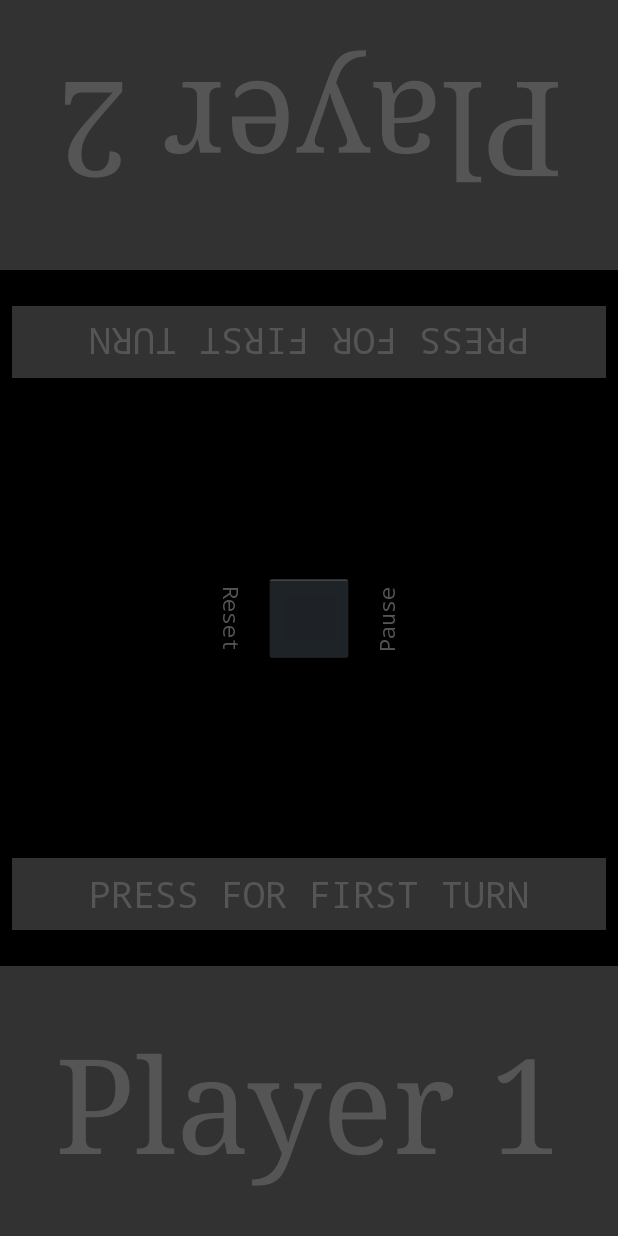
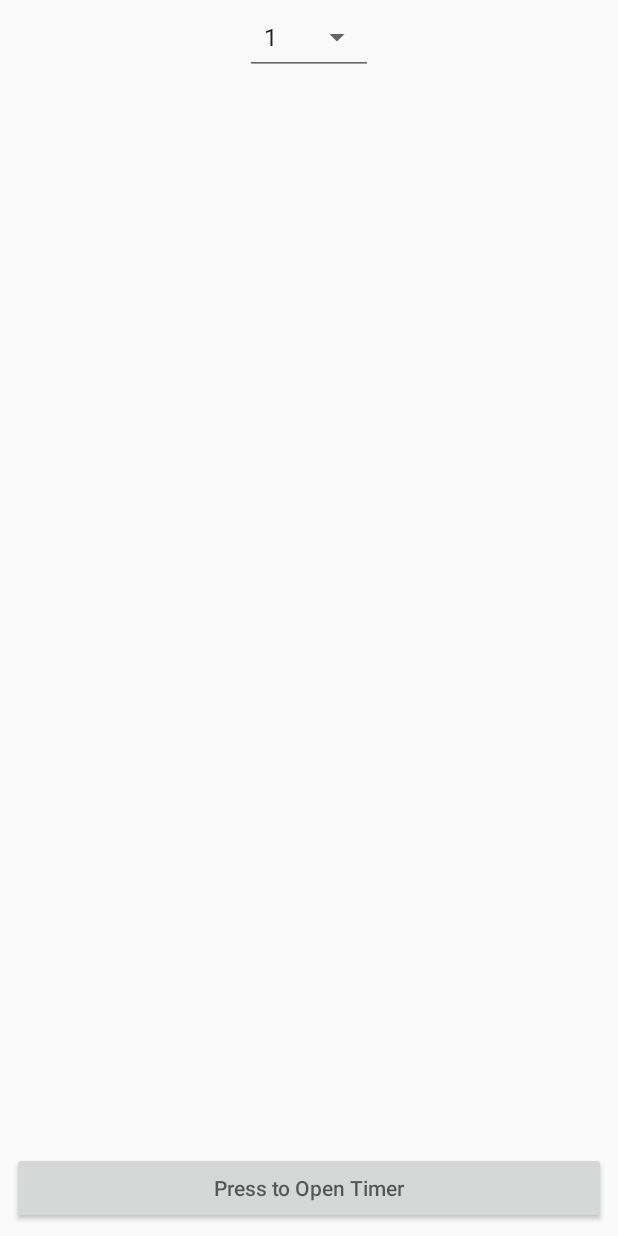
Before and after one commit to DallasGianniny/ChessTime, an Android app: the screen it shows after launch (MainActivity before the commit, StartMenu after it), on a phone screen of 412 x 824 dp. Run offline under Robolectric (Android 15) with nearby library versions, the light colour scheme and no system bars.

Commit message:
First attempt at adding start menu/additional activity

```diff
--- /dev/null
+++ b/app/src/main/java/com/example/dallas/chesstime/StartMenu.java
@@ -0,0 +1,115 @@
+/**
+ * This Android program can be used to replicate a physical two person chess timer.
+ * <p>
+ * One player presses a startButton, with the turnButtons being used thereafter.
+ * <p>
+ * The center resetButton can be short pressed to pause/resume the timers,
+ * and a long press restarts the timer by reloading the main activity.
+ *
+ * @author Dallas Gianniny
+ * @version 0.2.0
+ * @date October 22 2018
+ */
+package com.example.dallas.chesstime;
+
+import android.content.Intent;
+import android.os.Bundle;
+import android.support.v4.view.accessibility.AccessibilityNodeInfoCompat;
+import android.support.v7.app.AppCompatActivity;
+import android.view.View;
+import android.widget.AdapterView;
+import android.widget.ArrayAdapter;
+import android.widget.Button;
+import android.widget.Spinner;
+
+public class StartMenu extends AppCompatActivity implements AdapterView.OnItemSelectedListener {
+
+    /**
+     * Extra information keys.
+     */
+    public static final String EXTRA_NUM = "com.example.dallas.chesstime.EXTRA_NUM";
+    public static final String EXTRA_TEXT = "com.example.dallas.chesstime.EXTRA_TEXT";
+
+    /**
+     * Used to store onItemSelected data from Spinner.
+     */
+    class ExtraData {
+        int number;
+        String string;
+
+        public ExtraData() {
+        }
+
+        public int getNumber() {
+            return number;
+        }
+
+        public void setNumber(int number) {
+            this.number = number;
+        }
+
+        public String getString() {
+            return string;
+        }
+
+        public void setString(String string) {
+            this.string = string;
+        }
+    }
+
+    ExtraData extraData = new ExtraData();
+
+    @Override
+    protected void onCreate(Bundle savedInstanceState) {
+        super.onCreate(savedInstanceState);
+        setContentView(R.layout.activity_start_menu);
+
+        getWindow().setFlags(AccessibilityNodeInfoCompat.ACTION_NEXT_HTML_ELEMENT, AccessibilityNodeInfoCompat.ACTION_NEXT_HTML_ELEMENT);
+        getWindow().getDecorView().setSystemUiVisibility(3328);
+
+        final Spinner spinner = findViewById(R.id.label_spinner);
+        ArrayAdapter<CharSequence> adapter = ArrayAdapter.createFromResource(this,
+                R.array.numeric_labels_array, android.R.layout.simple_spinner_item);
+
+        spinner.setOnItemSelectedListener(this);
+        adapter.setDropDownViewResource(android.R.layout.simple_spinner_dropdown_item);
+        spinner.setAdapter(adapter);
+
+        Button button = findViewById(R.id.setTimeButton);
+
+        /**
+         * Sends extra data to TimerMain on press.
+         */
+        button.setOnClickListener(new View.OnClickListener() {
+            @Override
+            public void onClick(View v) {
+                openTimerActivity();
+            }
+        });
+    }
+
+    /**
+     * Adds extra data to intent.
+     */
+    public void openTimerActivity() {
+        Intent intent = new Intent(this, TimerMain.class);
+        intent.putExtra(EXTRA_TEXT, extraData.getString());
+        intent.putExtra(EXTRA_NUM, extraData.getNumber());
+        startActivity(intent);
+    }
+
+    /**
+     * Assigns String/int user Spinner selection to ExtraData class.
+     */
+    @Override
+    public void onItemSelected(AdapterView<?> parent, View view, int position, long id) {
+        String string = parent.getItemAtPosition(position).toString();
+        int number = Integer.parseInt(string);
+        extraData.setNumber(number);
+        extraData.setString(string);
+    }
+
+    @Override
+    public void onNothingSelected(AdapterView<?> parent) {
+    }
+}
--- /dev/null
+++ b/app/src/main/res/layout/activity_start_menu.xml
@@ -0,0 +1,41 @@
+<?xml version="1.0" encoding="utf-8"?>
+<android.support.constraint.ConstraintLayout xmlns:android="http://schemas.android.com/apk/res/android"
+    xmlns:app="http://schemas.android.com/apk/res-auto"
+    xmlns:tools="http://schemas.android.com/tools"
+    android:layout_width="match_parent"
+    android:layout_height="match_parent"
+    tools:context=".StartMenu">
+
+    <Button
+        android:id="@+id/setTimeButton"
+        android:layout_width="0dp"
+        android:layout_height="wrap_content"
+        android:layout_marginStart="8dp"
+        android:layout_marginTop="8dp"
+        android:layout_marginEnd="8dp"
+        android:layout_marginBottom="8dp"
+        android:hint="Press to Open Timer"
+        app:layout_constraintBottom_toBottomOf="parent"
+        app:layout_constraintEnd_toEndOf="parent"
+        app:layout_constraintStart_toStartOf="parent"
+        app:layout_constraintTop_toTopOf="parent"
+        app:layout_constraintVertical_bias="1.0" />
+
+    <Spinner
+        android:id="@+id/label_spinner"
+        style="@style/Widget.AppCompat.Spinner.Underlined"
+        android:layout_width="wrap_content"
+        android:layout_height="50dp"
+        android:layout_marginStart="156dp"
+        android:layout_marginEnd="156dp"
+        android:layout_marginBottom="8dp"
+        android:dropDownWidth="wrap_content"
+        android:spinnerMode="dialog"
+        android:textAlignment="center"
+        app:layout_constraintBottom_toTopOf="@+id/setTimeButton"
+        app:layout_constraintEnd_toEndOf="parent"
+        app:layout_constraintStart_toStartOf="parent"
+        app:layout_constraintTop_toTopOf="parent"
+        app:layout_constraintVertical_bias="0.0"></Spinner>
+
+</android.support.constraint.ConstraintLayout>
--- a/app/src/main/res/layout/activity_main.xml
+++ b/app/src/main/res/layout/activity_timer_main.xml
@@ -5,7 +5,7 @@
     android:layout_width="match_parent"
     android:layout_height="match_parent"
     android:background="@color/Black"
-    tools:context=".MainActivity">
+    tools:context=".TimerMain">
 
     <Button
         android:id="@+id/button"
--- a/app/src/main/res/values/strings.xml
+++ b/app/src/main/res/values/strings.xml
@@ -5,4 +5,44 @@
     <string name="press_for_first_turn">PRESS FOR FIRST TURN</string>
     <string name="player_1">Player 1</string>
     <string name="player_2">Player 2</string>
+
+    <string-array name="labels_array">
+        <item>1 Minute</item>
+        <item>2 Minutes</item>
+        <item>3 Minutes</item>
+        <item>4 Minutes</item>
+        <item>5 Minutes</item>
+        <item>10 Minutes</item>
+        <item>15 Minutes</item>
+        <item>20 Minutes</item>
+        <item>30 Minutes</item>
+        <item>60 Minutes</item>
+    </string-array>
+
+    <string-array name="numeric_labels_array">
+        <item>1</item>
+        <item>2</item>
+        <item>3</item>
+        <item>4</item>
+        <item>5</item>
+        <item>10</item>
+        <item>15</item>
+        <item>20</item>
+        <item>30</item>
+        <item>60</item>
+    </string-array>
+
+    <string-array name="numeric2_labels_array">
+        <item>1:00</item>
+        <item>2:00</item>
+        <item>3:00</item>
+        <item>4:00</item>
+        <item>5:00</item>
+        <item>10:00</item>
+        <item>15:00</item>
+        <item>20:00</item>
+        <item>30:00</item>
+        <item>60:00</item>
+    </string-array>
+
 </resources>
```
Also changed, not shown: app/src/main/AndroidManifest.xml (+9 -1 lines), app/src/main/java/com/example/dallas/chesstime/TimerMain.java (renamed from app/src/main/java/com/example/dallas/chesstime/MainActivity.java, +18 -9 lines).
